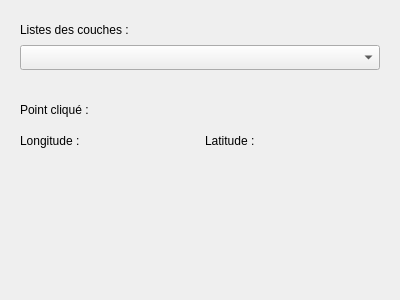
Above: mon_extension_dialog_base.ui from diegoposba/mon_extension before the change. Below: the same form after it.
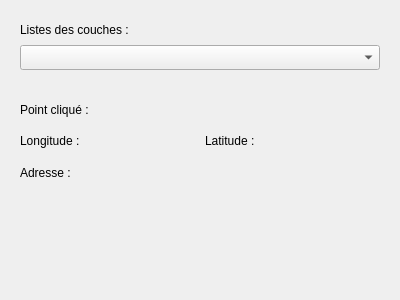
That is the form after the change.

Commit message: fix : Issue n°3

The edit to the form file:
```diff
--- a/mon_extension_dialog_base.ui
+++ b/mon_extension_dialog_base.ui
@@ -94,6 +94,32 @@
     </rect>
    </property>
   </widget>
+  <widget class="QLabel" name="label_adresse" >
+   <property name="geometry" >
+    <rect>
+     <x>20</x>
+     <y>160</y>
+     <width>80</width>
+     <height>25</height>
+    </rect>
+   </property>
+   <property name="text" >
+    <string>Adresse :</string>
+   </property>
+  </widget>
+  <widget class="QLabel" name="lbl_adresse" >
+   <property name="geometry" >
+    <rect>
+     <x>100</x>
+     <y>160</y>
+     <width>280</width>
+     <height>25</height>
+    </rect>
+   </property>
+   <property name="wordWrap" >
+    <bool>true</bool>
+   </property>
+  </widget>
  </widget>
  <resources/>
  <connections/>
```
The commit also changes 1 other file.
